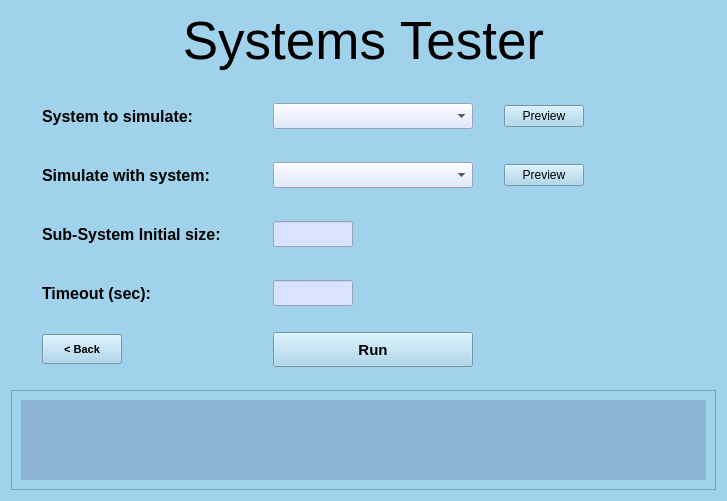
Qt form GUI/UI/TesterUI.ui (eden2888/BMC_Simulation) before a commit.
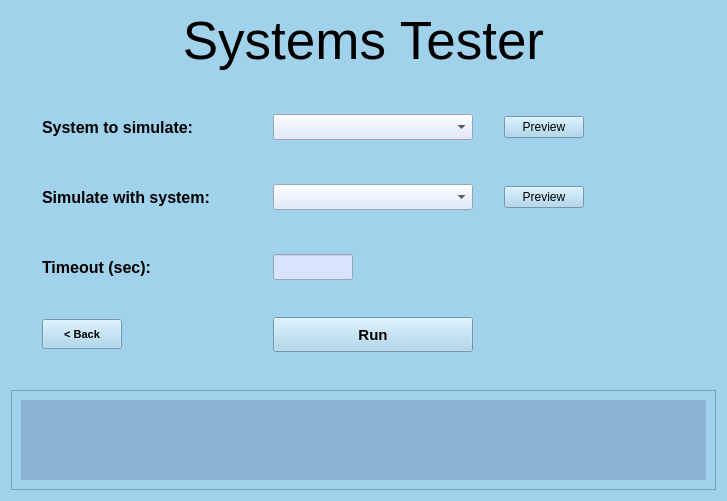
The same form after that commit.

Patch:
```diff
--- a/GUI/UI/TesterUI.ui
+++ b/GUI/UI/TesterUI.ui
@@ -36,7 +36,7 @@
   </property>
   <layout class="QGridLayout" name="gridLayout_2">
    <item row="3" column="0">
-    <layout class="QGridLayout" name="gridLayout" rowstretch="0,0,0,0,0,0,0,0,0,0,0,0" columnstretch="0,0,0">
+    <layout class="QGridLayout" name="gridLayout" rowstretch="0,0,0,0,0,0,0,0,0,0,0" columnstretch="0,0,0">
      <property name="sizeConstraint">
       <enum>QLayout::SetDefaultConstraint</enum>
      </property>
@@ -52,16 +52,38 @@
      <property name="bottomMargin">
       <number>4</number>
      </property>
-     <item row="3" column="2">
-      <widget class="QPushButton" name="BtnPrev2">
-       <property name="maximumSize">
+     <item row="4" column="1">
+      <layout class="QHBoxLayout" name="HBoxDensity"/>
+     </item>
+     <item row="2" column="0">
+      <widget class="QLabel" name="LblSysDensity">
+       <property name="sizePolicy">
+        <sizepolicy hsizetype="Preferred" vsizetype="Fixed">
+         <horstretch>0</horstretch>
+         <verstretch>0</verstretch>
+        </sizepolicy>
+       </property>
+       <property name="minimumSize">
         <size>
-         <width>80</width>
-         <height>16777215</height>
+         <width>200</width>
+         <height>40</height>
         </size>
        </property>
+       <property name="font">
+        <font>
+         <pointsize>12</pointsize>
+         <weight>75</weight>
+         <bold>true</bold>
+        </font>
+       </property>
        <property name="text">
-        <string>Preview</string>
+        <string>System to simulate:</string>
+       </property>
+       <property name="alignment">
+        <set>Qt::AlignLeading|Qt::AlignLeft|Qt::AlignVCenter</set>
+       </property>
+       <property name="margin">
+        <number>2</number>
        </property>
       </widget>
      </item>
@@ -82,39 +104,7 @@
        </property>
       </widget>
      </item>
-     <item row="5" column="0">
-      <widget class="QLabel" name="LblSysSize">
-       <property name="sizePolicy">
-        <sizepolicy hsizetype="Preferred" vsizetype="Fixed">
-         <horstretch>0</horstretch>
-         <verstretch>0</verstretch>
-        </sizepolicy>
-       </property>
-       <property name="minimumSize">
-        <size>
-         <width>0</width>
-         <height>40</height>
-        </size>
-       </property>
-       <property name="font">
-        <font>
-         <pointsize>12</pointsize>
-         <weight>75</weight>
-         <bold>true</bold>
-        </font>
-       </property>
-       <property name="text">
-        <string>Sub-System Initial size:</string>
-       </property>
-       <property name="alignment">
-        <set>Qt::AlignLeading|Qt::AlignLeft|Qt::AlignVCenter</set>
-       </property>
-       <property name="margin">
-        <number>2</number>
-       </property>
-      </widget>
-     </item>
-     <item row="10" column="1">
+     <item row="9" column="1">
       <layout class="QHBoxLayout" name="HBoxGenerate">
        <item>
         <widget class="QPushButton" name="BtnRun">
@@ -144,137 +134,10 @@
        </item>
       </layout>
      </item>
-     <item row="2" column="2">
-      <widget class="QPushButton" name="BtnPrev1">
-       <property name="maximumSize">
-        <size>
-         <width>80</width>
-         <height>16777215</height>
-        </size>
-       </property>
-       <property name="text">
-        <string>Preview</string>
-       </property>
-      </widget>
-     </item>
-     <item row="4" column="1">
-      <layout class="QHBoxLayout" name="HBoxDensity"/>
-     </item>
-     <item row="11" column="2">
-      <layout class="QHBoxLayout" name="HBoxSaveButtons"/>
-     </item>
-     <item row="3" column="0">
-      <widget class="QLabel" name="LblSyName">
-       <property name="sizePolicy">
-        <sizepolicy hsizetype="Preferred" vsizetype="Fixed">
-         <horstretch>0</horstretch>
-         <verstretch>0</verstretch>
-        </sizepolicy>
-       </property>
-       <property name="minimumSize">
-        <size>
-         <width>0</width>
-         <height>40</height>
-        </size>
-       </property>
-       <property name="font">
-        <font>
-         <pointsize>12</pointsize>
-         <weight>75</weight>
-         <bold>true</bold>
-        </font>
-       </property>
-       <property name="text">
-        <string>Simulate with system:</string>
-       </property>
-       <property name="alignment">
-        <set>Qt::AlignLeading|Qt::AlignLeft|Qt::AlignVCenter</set>
-       </property>
-       <property name="margin">
-        <number>2</number>
-       </property>
-      </widget>
-     </item>
      <item row="8" column="1">
-      <widget class="QLineEdit" name="LineTimeout">
-       <property name="sizePolicy">
-        <sizepolicy hsizetype="Fixed" vsizetype="Fixed">
-         <horstretch>0</horstretch>
-         <verstretch>0</verstretch>
-        </sizepolicy>
-       </property>
-       <property name="minimumSize">
-        <size>
-         <width>20</width>
-         <height>25</height>
-        </size>
-       </property>
-       <property name="maximumSize">
-        <size>
-         <width>80</width>
-         <height>16777215</height>
-        </size>
-       </property>
-       <property name="font">
-        <font>
-         <pointsize>11</pointsize>
-         <weight>75</weight>
-         <bold>true</bold>
-        </font>
-       </property>
-       <property name="autoFillBackground">
-        <bool>false</bool>
-       </property>
-       <property name="styleSheet">
-        <string notr="true">background-color: rgb(217, 226, 255)</string>
-       </property>
-       <property name="inputMask">
-        <string/>
-       </property>
-       <property name="text">
-        <string/>
-       </property>
-       <property name="maxLength">
-        <number>3</number>
-       </property>
-      </widget>
-     </item>
-     <item row="2" column="0">
-      <widget class="QLabel" name="LblSysDensity">
-       <property name="sizePolicy">
-        <sizepolicy hsizetype="Preferred" vsizetype="Fixed">
-         <horstretch>0</horstretch>
-         <verstretch>0</verstretch>
-        </sizepolicy>
-       </property>
-       <property name="minimumSize">
-        <size>
-         <width>200</width>
-         <height>40</height>
-        </size>
-       </property>
-       <property name="font">
-        <font>
-         <pointsize>12</pointsize>
-         <weight>75</weight>
-         <bold>true</bold>
-        </font>
-       </property>
-       <property name="text">
-        <string>System to simulate:</string>
-       </property>
-       <property name="alignment">
-        <set>Qt::AlignLeading|Qt::AlignLeft|Qt::AlignVCenter</set>
-       </property>
-       <property name="margin">
-        <number>2</number>
-       </property>
-      </widget>
-     </item>
-     <item row="9" column="1">
       <layout class="QHBoxLayout" name="HBoxProb"/>
      </item>
-     <item row="10" column="0">
+     <item row="9" column="0">
       <widget class="QPushButton" name="BtnBack">
        <property name="sizePolicy">
         <sizepolicy hsizetype="Fixed" vsizetype="Fixed">
@@ -300,7 +163,109 @@
        </property>
       </widget>
      </item>
-     <item row="8" column="0">
+     <item row="3" column="0">
+      <widget class="QLabel" name="LblSyName">
+       <property name="sizePolicy">
+        <sizepolicy hsizetype="Preferred" vsizetype="Fixed">
+         <horstretch>0</horstretch>
+         <verstretch>0</verstretch>
+        </sizepolicy>
+       </property>
+       <property name="minimumSize">
+        <size>
+         <width>0</width>
+         <height>40</height>
+        </size>
+       </property>
+       <property name="font">
+        <font>
+         <pointsize>12</pointsize>
+         <weight>75</weight>
+         <bold>true</bold>
+        </font>
+       </property>
+       <property name="text">
+        <string>Simulate with system:</string>
+       </property>
+       <property name="alignment">
+        <set>Qt::AlignLeading|Qt::AlignLeft|Qt::AlignVCenter</set>
+       </property>
+       <property name="margin">
+        <number>2</number>
+       </property>
+      </widget>
+     </item>
+     <item row="3" column="2">
+      <widget class="QPushButton" name="BtnPrev2">
+       <property name="maximumSize">
+        <size>
+         <width>80</width>
+         <height>16777215</height>
+        </size>
+       </property>
+       <property name="text">
+        <string>Preview</string>
+       </property>
+      </widget>
+     </item>
+     <item row="2" column="2">
+      <widget class="QPushButton" name="BtnPrev1">
+       <property name="maximumSize">
+        <size>
+         <width>80</width>
+         <height>16777215</height>
+        </size>
+       </property>
+       <property name="text">
+        <string>Preview</string>
+       </property>
+      </widget>
+     </item>
+     <item row="7" column="1">
+      <widget class="QLineEdit" name="LineTimeout">
+       <property name="sizePolicy">
+        <sizepolicy hsizetype="Fixed" vsizetype="Fixed">
+         <horstretch>0</horstretch>
+         <verstretch>0</verstretch>
+        </sizepolicy>
+       </property>
+       <property name="minimumSize">
+        <size>
+         <width>20</width>
+         <height>25</height>
+        </size>
+       </property>
+       <property name="maximumSize">
+        <size>
+         <width>80</width>
+         <height>16777215</height>
+        </size>
+       </property>
+       <property name="font">
+        <font>
+         <pointsize>11</pointsize>
+         <weight>75</weight>
+         <bold>true</bold>
+        </font>
+       </property>
+       <property name="autoFillBackground">
+        <bool>false</bool>
+       </property>
+       <property name="styleSheet">
+        <string notr="true">background-color: rgb(217, 226, 255)</string>
+       </property>
+       <property name="inputMask">
+        <string/>
+       </property>
+       <property name="text">
+        <string/>
+       </property>
+       <property name="maxLength">
+        <number>3</number>
+       </property>
+      </widget>
+     </item>
+     <item row="7" column="0">
       <widget class="QLabel" name="LblSysAttributes">
        <property name="sizePolicy">
         <sizepolicy hsizetype="Preferred" vsizetype="Fixed">
@@ -333,50 +298,9 @@
       </widget>
      </item>
      <item row="5" column="1">
-      <widget class="QLineEdit" name="LineSubSysSize">
-       <property name="sizePolicy">
-        <sizepolicy hsizetype="Fixed" vsizetype="Fixed">
-         <horstretch>0</horstretch>
-         <verstretch>0</verstretch>
-        </sizepolicy>
-       </property>
-       <property name="minimumSize">
-        <size>
-         <width>20</width>
-         <height>25</height>
-        </size>
-       </property>
-       <property name="maximumSize">
-        <size>
-         <width>80</width>
-         <height>16777215</height>
-        </size>
-       </property>
-       <property name="font">
-        <font>
-         <pointsize>11</pointsize>
-         <weight>75</weight>
-         <bold>true</bold>
-        </font>
-       </property>
-       <property name="autoFillBackground">
-        <bool>false</bool>
-       </property>
-       <property name="styleSheet">
-        <string notr="true">background-color: rgb(217, 226, 255)</string>
-       </property>
-       <property name="inputMask">
-        <string/>
-       </property>
-       <property name="maxLength">
-        <number>3</number>
-       </property>
-       <property name="alignment">
-        <set>Qt::AlignLeading|Qt::AlignLeft|Qt::AlignVCenter</set>
-       </property>
-      </widget>
+      <layout class="QHBoxLayout" name="HBoxInitials"/>
      </item>
-     <item row="10" column="2">
+     <item row="9" column="2">
       <spacer name="horizontalSpacer">
        <property name="orientation">
         <enum>Qt::Horizontal</enum>
```
Left out of the diff: 4 changed lines with no effect on the pictures.
